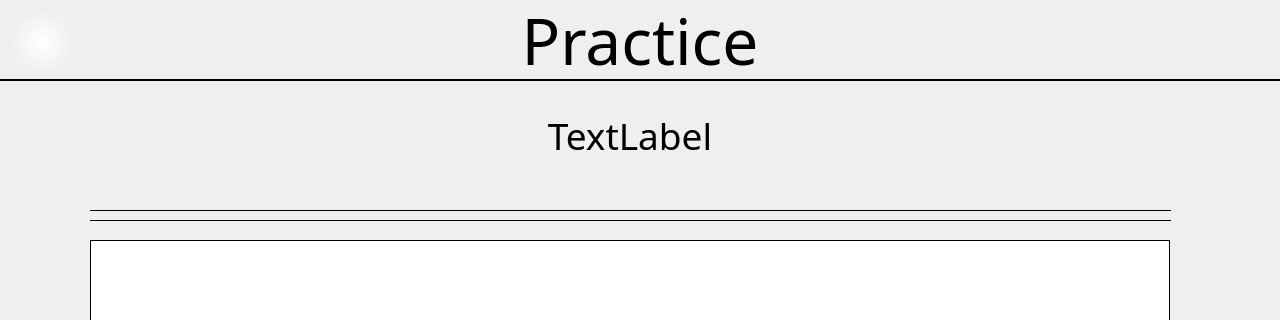
First picture: the form in MorseCodeLearner/practicewindow.ui, repository UofU-CS3505/cs3505-assignment9-the_tigers, before the edit; both pictures show x 0 to 1280 and y 0 to 320 of the 1280 by 720 pixel window.
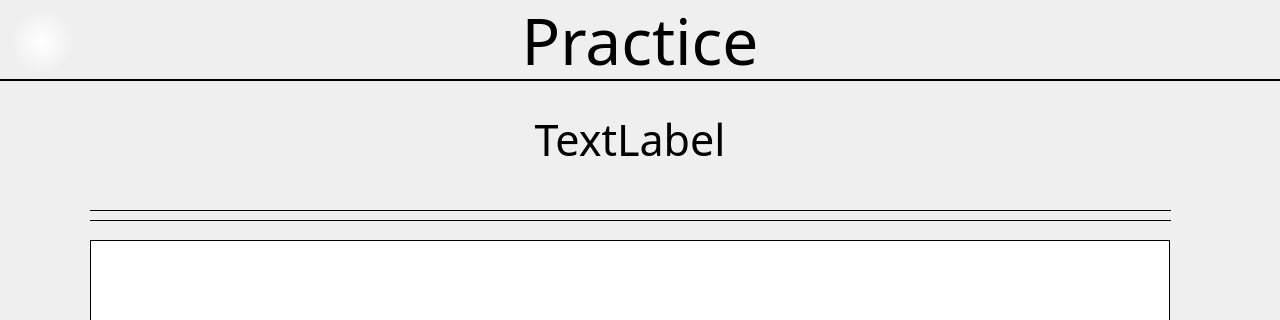
Second picture: the form after the edit.

Commit message: Update practice mode font size

```diff
--- a/MorseCodeLearner/practicewindow.ui
+++ b/MorseCodeLearner/practicewindow.ui
@@ -165,7 +165,7 @@
    <property name="font">
     <font>
      <family>JMH Typewriter</family>
-     <pointsize>28</pointsize>
+     <pointsize>32</pointsize>
     </font>
    </property>
    <property name="autoFillBackground">
```
